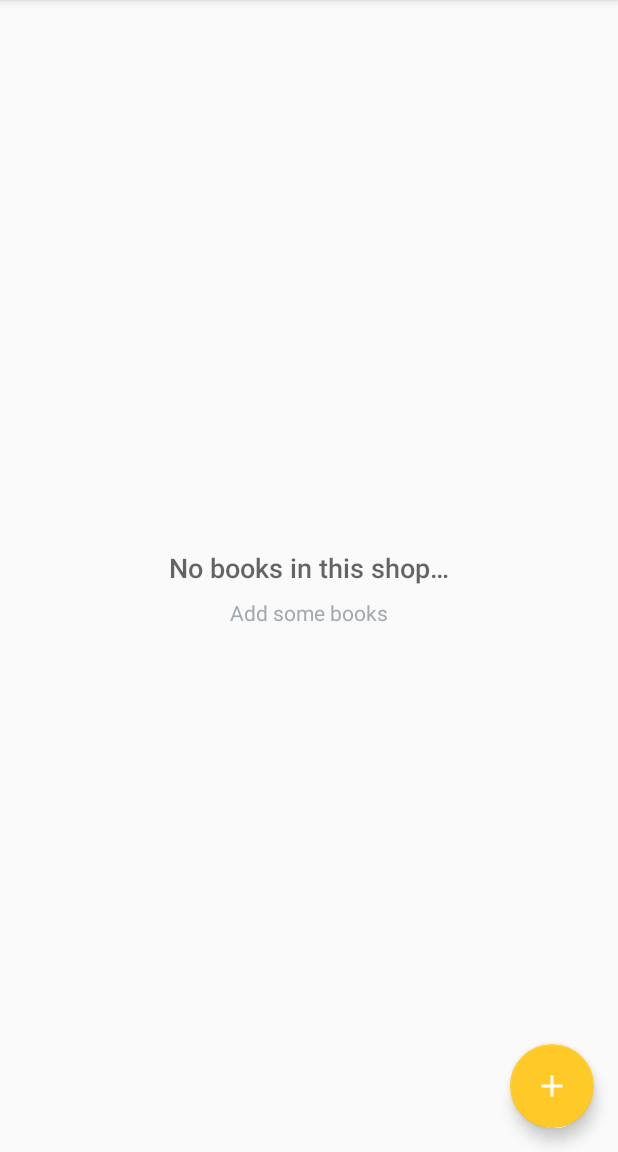
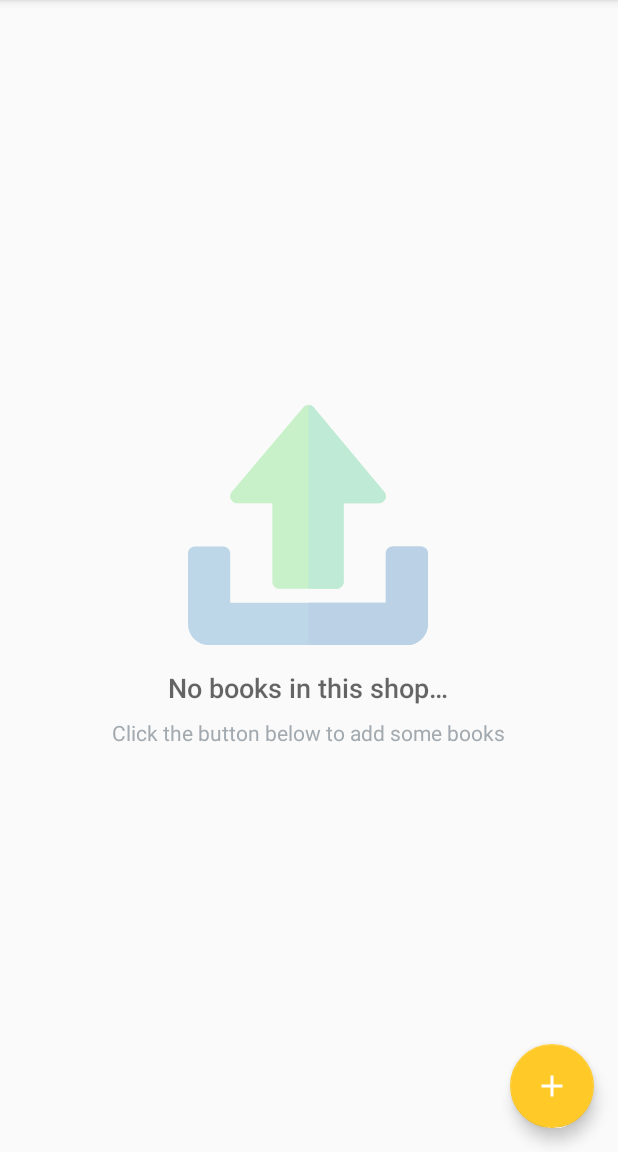
Before and after one commit to amaliaman/MyBookShop, an Android app: the screen it shows after launch (CatalogActivity), on a phone screen of 412 x 824 dp, the part 84-1236 px from its top. Run offline under Robolectric (Android 15) with nearby library versions, the phone set to English and light mode, and no system bars.

```diff
--- /dev/null
+++ b/app/src/main/java/com/example/ami/mybookshop/data/Constants.java
@@ -0,0 +1,5 @@
+package com.example.ami.mybookshop.data;
+
+public class Constants {
+    public static final float DISABLED_ALPHA = 0.25F;
+}
--- /dev/null
+++ b/app/src/main/res/drawable/ic_upload.xml
@@ -0,0 +1,7 @@
+<vector android:height="160dp" android:viewportHeight="512"
+    android:viewportWidth="512" android:width="160dp" xmlns:android="http://schemas.android.com/apk/res/android">
+    <path android:fillColor="#32D736" android:pathData="M418.4,185.099l-150,-180C265.401,1.5 261.2,0 257,0s-8.401,1.5 -11.4,5.099l-152,180c-8.544,9.856 -0.896,24.6 11.4,24.6h75V377c0,8.399 6.599,15 15,15h122c8.401,0 15,-6.601 15,-15V209.7h75C419.296,209.7 426.944,194.956 418.4,185.099z"/>
+    <path android:fillColor="#0D70B2" android:pathData="M497,302h-60c-8.401,0 -15,6.599 -15,15v105H90V317c0,-8.401 -6.599,-15 -15,-15H15c-8.401,0 -15,6.599 -15,15v150c0,24.899 20.098,45 45,45h422c24.902,0 45,-20.101 45,-45V317C512,308.599 505.401,302 497,302z"/>
+    <path android:fillColor="#10BB67" android:pathData="M317,392h-60V0c4.2,0 8.401,1.5 11.4,5.099l150,180c8.544,9.856 0.896,24.6 -11.4,24.6h-75V377C332,385.399 325.401,392 317,392z"/>
+    <path android:fillColor="#0059AA" android:pathData="M512,317v150c0,24.899 -20.098,45 -45,45H257v-90h165V317c0,-8.401 6.599,-15 15,-15h60C505.401,302 512,308.599 512,317z"/>
+</vector>
--- a/app/src/main/res/layout/activity_catalog.xml
+++ b/app/src/main/res/layout/activity_catalog.xml
@@ -18,10 +18,20 @@
         android:layout_height="wrap_content"
         android:layout_centerInParent="true">
 
+        <ImageView
+            android:id="@+id/empty_image"
+            android:layout_width="wrap_content"
+            android:layout_height="wrap_content"
+            android:layout_centerHorizontal="true"
+            android:alpha="0.25"
+            android:contentDescription="@string/empty_view_title_text"
+            android:src="@drawable/ic_upload" />
+
         <TextView
             android:id="@+id/empty_title_text"
             android:layout_width="wrap_content"
             android:layout_height="wrap_content"
+            android:layout_below="@id/empty_image"
             android:layout_centerHorizontal="true"
             android:fontFamily="sans-serif-medium"
             android:paddingTop="16dp"
--- a/app/src/main/res/layout/list_item.xml
+++ b/app/src/main/res/layout/list_item.xml
@@ -53,6 +53,7 @@
         style="@style/ActivityButton"
         android:layout_alignParentEnd="true"
         android:contentDescription="@string/sale"
+        android:focusable="false"
         android:src="@drawable/ic_shop" />
 
 </RelativeLayout>
--- a/app/src/main/res/values/strings.xml
+++ b/app/src/main/res/values/strings.xml
@@ -15,7 +15,7 @@
     <!--/-->
 
     <string name="empty_view_title_text">No books in this shop…</string>
-    <string name="empty_view_subtitle_text">Add some books</string>
+    <string name="empty_view_subtitle_text">Click the button below to add some books</string>
     <string name="sale">Sale</string>
     <string name="details">Details</string>
 
@@ -78,10 +78,10 @@
     <string name="fill_fields">Please fill all the fields</string>
 
     <!-- Toast message in editor when current book was successfully deleted [CHAR LIMIT=NONE] -->
-    <string name="editor_delete_book_successful">Book deleted</string>
+    <string name="editor_delete_book_successful">Book deleted successfully</string>
 
     <!-- Toast message in editor when current book has failed to be deleted [CHAR LIMIT=NONE] -->
-    <string name="editor_delete_book_failed">Error with deleting book</string>
+    <string name="editor_delete_book_failed">Error deleting book</string>
 
     <!-- Dialog message to ask the user to confirm deleting the current book [CHAR LIMIT=NONE] -->
     <string name="delete_dialog_msg">Delete this book?</string>
@@ -94,4 +94,6 @@
 
     <string name="success_edit">Book updated successfully</string>
     <string name="error_edit">Error updating book</string>
+    <string name="editor_delete_book_successful_all">All books deleted</string>
+    <string name="editor_delete_book_failed_all">Error deleting all books</string>
 </resources>
```
Also changed, not shown: app/src/main/java/com/example/ami/mybookshop/BookCursorAdapter.java (+37 -4 lines), app/src/main/java/com/example/ami/mybookshop/CatalogActivity.java (+17 -7 lines), app/src/main/java/com/example/ami/mybookshop/EditorActivity.java (+13 -2 lines), app/src/main/java/com/example/ami/mybookshop/data/BookProvider.java (+39 -15 lines).
